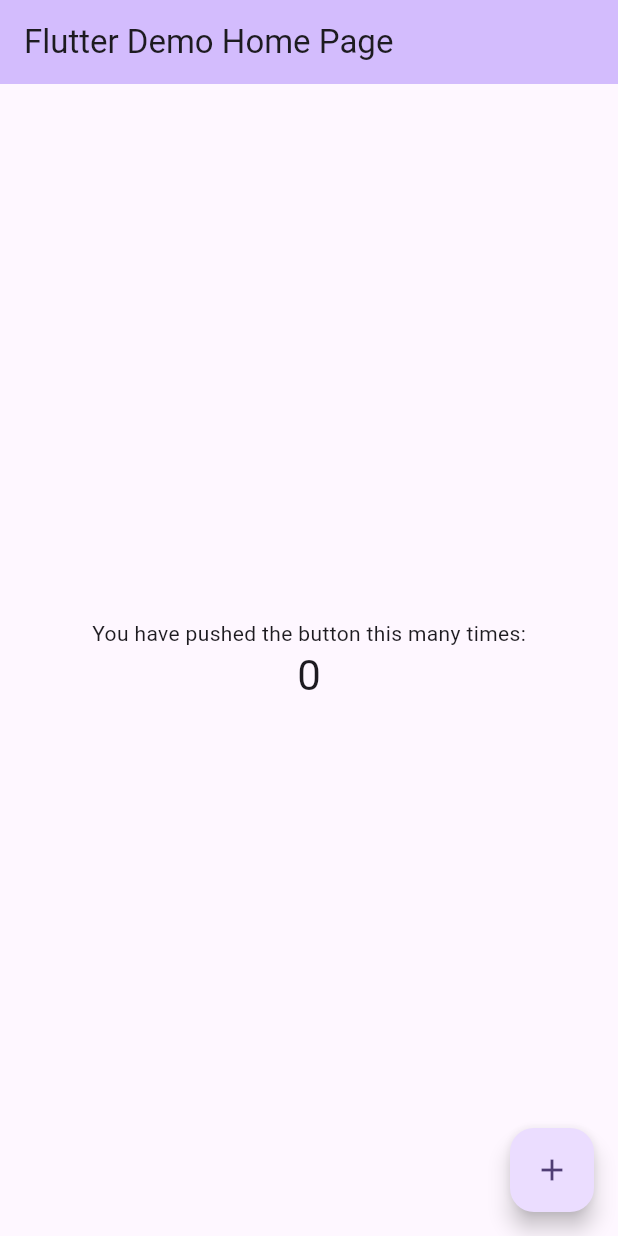
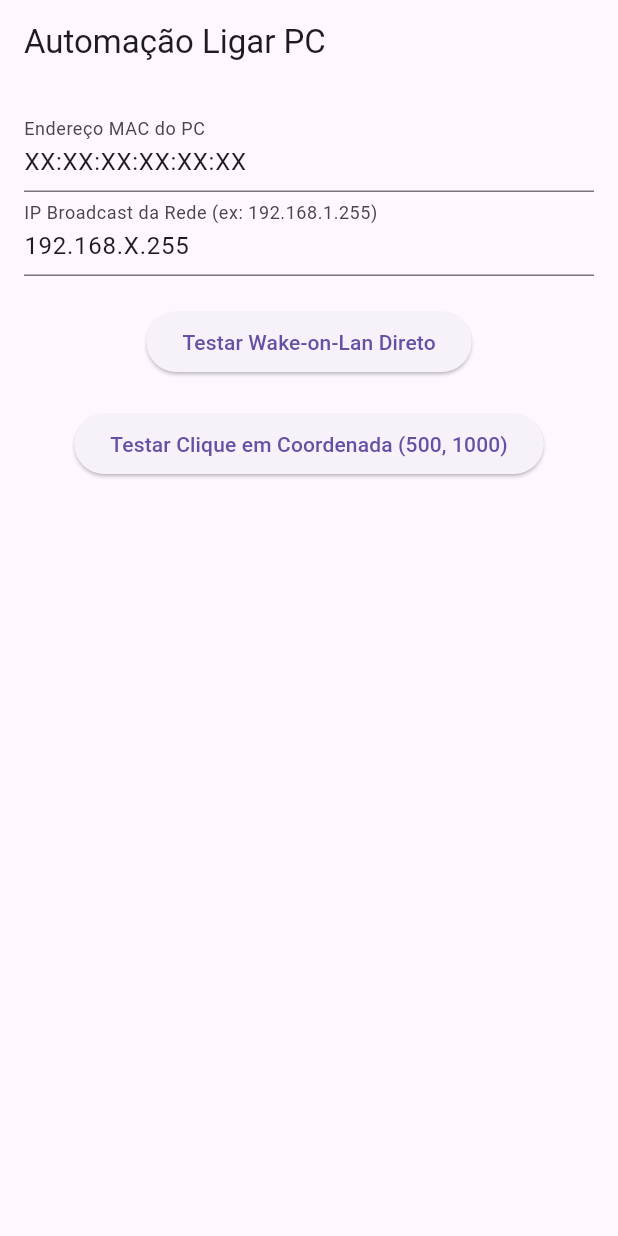
Before and after one commit to GuilhermeBritto43/WoL-Service, a Flutter app: the screen it shows after launch, on a phone screen of 412 x 824 dp. Run offline on Flutter 3.47's test engine with Material 3 defaults, Android fonts, the phone set to English and light mode, and no system bars; missing offline and left inert: wake_on_lan.

Commit message:
feat: develop main logic

```diff
--- a/pc_wake_trigger/lib/main.dart
+++ b/pc_wake_trigger/lib/main.dart
@@ -1,4 +1,6 @@
 import 'package:flutter/material.dart';
+import 'package:flutter/services.dart';
+import 'package:wake_on_lan/wake_on_lan.dart';
 
 void main() {
   runApp(const MyApp());
@@ -7,116 +9,86 @@ void main() {
 class MyApp extends StatelessWidget {
   const MyApp({super.key});
 
-  // This widget is the root of your application.
   @override
   Widget build(BuildContext context) {
     return MaterialApp(
-      title: 'Flutter Demo',
-      theme: ThemeData(
-        // This is the theme of your application.
-        //
-        // TRY THIS: Try running your application with "flutter run". You'll see
-        // the application has a purple toolbar. Then, without quitting the app,
-        // try changing the seedColor in the colorScheme below to Colors.green
-        // and then invoke "hot reload" (save your changes or press the "hot
-        // reload" button in a Flutter-supported IDE, or press "r" if you used
-        // the command line to start the app).
-        //
-        // Notice that the counter didn't reset back to zero; the application
-        // state is not lost during the reload. To reset the state, use hot
-        // restart instead.
-        //
-        // This works for code too, not just values: Most code changes can be
-        // tested with just a hot reload.
-        colorScheme: .fromSeed(seedColor: Colors.deepPurple),
-      ),
-      home: const MyHomePage(title: 'Flutter Demo Home Page'),
+      title: 'PC Wake Trigger',
+      theme: ThemeData(primarySwatch: Colors.blue),
+      home: const HomeScreen(),
     );
   }
 }
 
-class MyHomePage extends StatefulWidget {
-  const MyHomePage({super.key, required this.title});
-
-  // This widget is the home page of your application. It is stateful, meaning
-  // that it has a State object (defined below) that contains fields that affect
-  // how it looks.
-
-  // This class is the configuration for the state. It holds the values (in this
-  // case the title) provided by the parent (in this case the App widget) and
-  // used by the build method of the State. Fields in a Widget subclass are
-  // always marked "final".
-
-  final String title;
+class HomeScreen extends StatefulWidget {
+  const HomeScreen({super.key});
 
   @override
-  State<MyHomePage> createState() => _MyHomePageState();
+  State<HomeScreen> createState() => _HomeScreenState();
 }
 
-class _MyHomePageState extends State<MyHomePage> {
-  int _counter = 0;
+class _HomeScreenState extends State<HomeScreen> {
+  static const platform = MethodChannel('com.example.pc_wake_trigger/actions');
 
-  void _incrementCounter() {
-    setState(() {
-      // This call to setState tells the Flutter framework that something has
-      // changed in this State, which causes it to rerun the build method below
-      // so that the display can reflect the updated values. If we changed
-      // _counter without calling setState(), then the build method would not be
-      // called again, and so nothing would appear to happen.
-      _counter++;
-    });
+  final TextEditingController _macController = TextEditingController(text: "XX:XX:XX:XX:XX:XX");
+  final TextEditingController _ipController = TextEditingController(text: "192.168.X.255");
+
+  // Função para disparar o WoL diretamente via código (substitui o clique no app de WoL)
+  Future<void> _sendWakeOnLan() async {
+    final macStr = _macController.text;
+    final ipStr = _ipController.text;
+
+    try {
+      final mac = MACAddress.fromChar(macStr);
+      final ip = IPv4Address.fromChar(ipStr);
+      final wol = WakeOnLAN(mac, ipv4Address: ip);
+
+      await wol.wake();
+
+      ScaffoldMessenger.of(context).showSnackBar(
+        const SnackBar(content: Text('Comando Wake-on-LAN enviado com sucesso!')),
+      );
+    } catch (e) {
+      ScaffoldMessenger.of(context).showSnackBar(
+        SnackBar(content: Text('Erro ao enviar WoL: $e')),
+      );
+    }
+  }
+
+  // Função para simular o toque em coordenadas específicas na tela via nativo (Android Accessibility)
+  Future<void> _tapAtCoordinates(double x, double y) async {
+    try {
+      await platform.invokeMethod('tapAt', {'x': x, 'y': y});
+    } on PlatformException catch (e) {
+      print("Falha ao simular toque: '${e.message}'.");
+    }
   }
 
   @override
   Widget build(BuildContext context) {
-    // This method is rerun every time setState is called, for instance as done
-    // by the _incrementCounter method above.
-    //
-    // The Flutter framework has been optimized to make rerunning build methods
-    // fast, so that you can just rebuild anything that needs updating rather
-    // than having to individually change instances of widgets.
     return Scaffold(
-      appBar: AppBar(
-        // TRY THIS: Try changing the color here to a specific color (to
-        // Colors.amber, perhaps?) and trigger a hot reload to see the AppBar
-        // change color while the other colors stay the same.
-        backgroundColor: Theme.of(context).colorScheme.inversePrimary,
-        // Here we take the value from the MyHomePage object that was created by
-        // the App.build method, and use it to set our appbar title.
-        title: Text(widget.title),
-      ),
-      body: Center(
-        // Center is a layout widget. It takes a single child and positions it
-        // in the middle of the parent.
+      appBar: AppBar(title: const Text('Automação Ligar PC')),
+      body: Padding(
+        padding: const EdgeInsets.all(16.0),
         child: Column(
-          // Column is also a layout widget. It takes a list of children and
-          // arranges them vertically. By default, it sizes itself to fit its
-          // children horizontally, and tries to be as tall as its parent.
-          //
-          // Column has various properties to control how it sizes itself and
-          // how it positions its children. Here we use mainAxisAlignment to
-          // center the children vertically; the main axis here is the vertical
-          // axis because Columns are vertical (the cross axis would be
-          // horizontal).
-          //
-          // TRY THIS: Invoke "debug painting" (choose the "Toggle Debug Paint"
-          // action in the IDE, or press "p" in the console), to see the
-          // wireframe for each widget.
-          mainAxisAlignment: .center,
           children: [
-            const Text('You have pushed the button this many times:'),
-            Text(
-              '$_counter',
-              style: Theme.of(context).textTheme.headlineMedium,
+            TextField(controller: _macController, decoration: const InputDecoration(labelText: 'Endereço MAC do PC')),
+            TextField(controller: _ipController, decoration: const InputDecoration(labelText: 'IP Broadcast da Rede (ex: 192.168.1.255)')),
+            const SizedBox(height: 20),
+            ElevatedButton(
+              onPressed: _sendWakeOnLan,
+              child: const Text('Testar Wake-on-Lan Direto'),
+            ),
+            const SizedBox(height: 20),
+            ElevatedButton(
+              onPressed: () {
+                // Exemplo: Clicar na coordenada X=500, Y=1000 da tela
+                _tapAtCoordinates(500, 1000);
+              },
+              child: const Text('Testar Clique em Coordenada (500, 1000)'),
             ),
           ],
         ),
       ),
-      floatingActionButton: FloatingActionButton(
-        onPressed: _incrementCounter,
-        tooltip: 'Increment',
-        child: const Icon(Icons.add),
-      ),
     );
   }
 }
```
Also changed, not shown: pc_wake_trigger/pubspec.lock.
